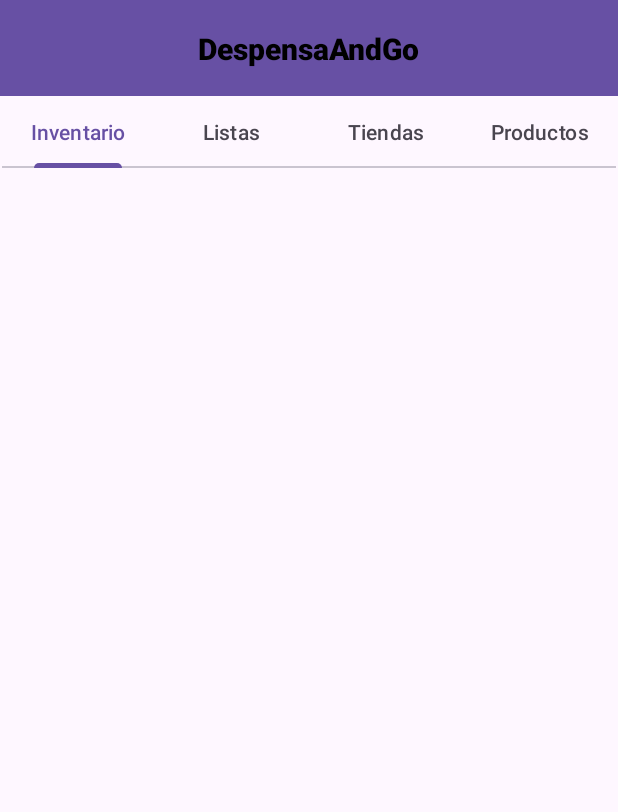
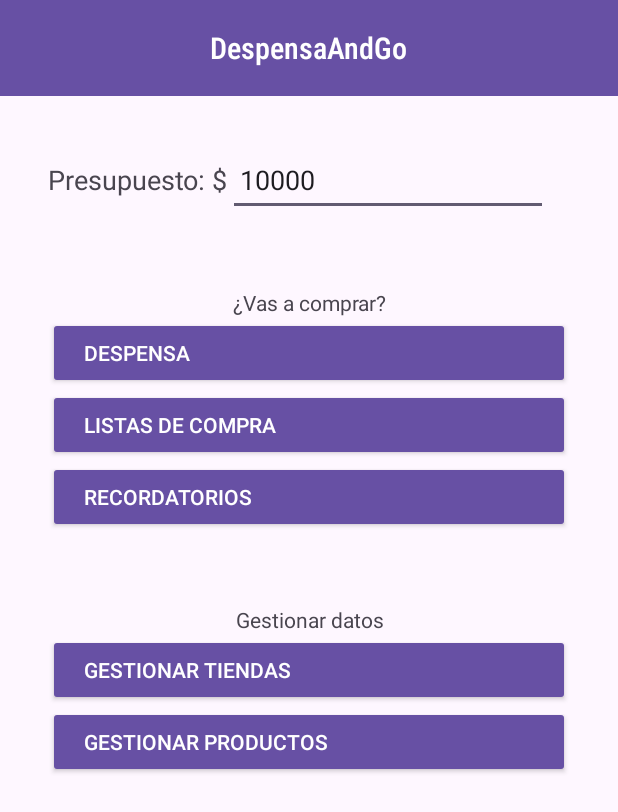
Before and after one commit to franopx/DespensaAndGo, an Android app: the screen it shows after launch (MainActivity), on a phone screen of 412 x 824 dp. Shown: the top 812 px of the screen. Run offline under Robolectric (Android 15) with nearby library versions, the phone set to English and light mode, and no system bars.

Commit message:
change home layout

```diff
--- a/app/src/main/AndroidManifest.xml
+++ b/app/src/main/AndroidManifest.xml
@@ -13,9 +13,11 @@
         android:theme="@style/Theme.DespensaAndGo"
         tools:targetApi="31">
         <activity
+            android:name=".InventoryActivity"
+            android:exported="false" />
+        <activity
             android:name=".MainActivity"
             android:exported="true" />
-
         <activity
             android:name=".StartupActivity"
             android:exported="true">
@@ -24,7 +26,6 @@
 
                 <category android:name="android.intent.category.LAUNCHER" />
             </intent-filter>
-
         </activity>
     </application>
 
--- a/app/src/main/res/layout/activity_main.xml
+++ b/app/src/main/res/layout/activity_main.xml
@@ -1,78 +1,145 @@
 <?xml version="1.0" encoding="utf-8"?>
-<androidx.constraintlayout.widget.ConstraintLayout xmlns:android="http://schemas.android.com/apk/res/android"
+<LinearLayout xmlns:android="http://schemas.android.com/apk/res/android"
     xmlns:app="http://schemas.android.com/apk/res-auto"
     xmlns:tools="http://schemas.android.com/tools"
     android:layout_width="match_parent"
     android:layout_height="match_parent"
+    android:orientation="vertical"
     tools:context=".MainActivity">
+
+    <FrameLayout
+        android:id="@+id/toolbarFrame"
+        android:layout_width="match_parent"
+        android:layout_height="wrap_content">
 
         <androidx.appcompat.widget.Toolbar
             android:id="@+id/toolbar"
-        android:layout_width="0dp"
+            android:layout_width="match_parent"
             android:layout_height="wrap_content"
             android:background="?attr/colorPrimary"
             android:minHeight="?attr/actionBarSize"
-        android:theme="?attr/actionBarTheme"
-        app:layout_constraintEnd_toEndOf="parent"
-        app:layout_constraintHorizontal_bias="1.0"
-        app:layout_constraintStart_toStartOf="parent"
-        app:layout_constraintTop_toTopOf="parent" />
+            android:theme="?attr/actionBarTheme" />
 
         <TextView
             android:id="@+id/textView"
             android:layout_width="wrap_content"
             android:layout_height="wrap_content"
-        android:fontFamily="sans-serif-black"
+            android:layout_gravity="center"
+            android:fontFamily="sans-serif-condensed-medium"
             android:text="@string/app_name"
-        android:textColor="@color/black"
-        android:textSize="20sp"
-        app:layout_constraintBottom_toBottomOf="@+id/toolbar"
-        app:layout_constraintEnd_toEndOf="@+id/toolbar"
-        app:layout_constraintStart_toStartOf="@+id/toolbar"
-        app:layout_constraintTop_toTopOf="@+id/toolbar" />
+            android:textColor="@color/white"
+            android:textSize="20sp" />
 
-    <androidx.viewpager2.widget.ViewPager2
-        android:layout_width="0dp"
-        android:layout_height="0dp"
-        app:layout_constraintBottom_toBottomOf="parent"
-        app:layout_constraintEnd_toEndOf="parent"
-        app:layout_constraintStart_toStartOf="parent"
-        app:layout_constraintTop_toBottomOf="@+id/tabLayout"
-        app:layout_constraintVertical_bias="0.6" />
+    </FrameLayout>
 
-    <com.google.android.material.tabs.TabLayout
-        android:id="@+id/tabLayout"
-        android:layout_width="409dp"
-        android:layout_height="0dp"
-        app:layout_constraintEnd_toEndOf="parent"
-        app:layout_constraintStart_toStartOf="parent"
-        app:layout_constraintTop_toBottomOf="@+id/toolbar">
+    <LinearLayout
+        android:id="@+id/homeFrame"
+        android:layout_width="match_parent"
+        android:layout_height="wrap_content"
+        android:orientation="vertical"
+        android:padding="32dp">
 
-        <com.google.android.material.tabs.TabItem
+        <LinearLayout
+            android:layout_width="match_parent"
+            android:layout_height="48dp"
+            android:layout_weight="3"
+            android:orientation="horizontal">
+
+            <TextView
+                android:id="@+id/textView8"
                 android:layout_width="wrap_content"
                 android:layout_height="wrap_content"
-            android:text="Inventario" />
+                android:layout_gravity="center|center_vertical"
+                android:text="Presupuesto: $"
+                android:textAlignment="gravity"
+                android:textAppearance="@style/TextAppearance.AppCompat.Medium" />
 
-        <com.google.android.material.tabs.TabItem
+            <EditText
+                android:id="@+id/editTextNumber"
                 android:layout_width="wrap_content"
+                android:layout_height="match_parent"
+                android:ems="10"
+                android:hint="Monto"
+                android:inputType="number"
+                android:paddingLeft="8dp"
+                android:text="10000" />
+        </LinearLayout>
+
+        <Space
+            android:layout_width="match_parent"
+            android:layout_height="48dp"
+            android:layout_weight="3" />
+
+        <TextView
+            android:id="@+id/textView9"
+            android:layout_width="match_parent"
             android:layout_height="wrap_content"
-            android:text="Listas" />
+            android:layout_weight="3"
+            android:text="¿Vas a comprar?"
+            android:textAlignment="center" />
 
-        <com.google.android.material.tabs.TabItem
-            android:layout_width="wrap_content"
+        <Button
+            android:id="@+id/button"
+            style="@style/Widget.AppCompat.Button.Colored"
+            android:layout_width="match_parent"
             android:layout_height="wrap_content"
-            android:text="Tiendas"
-            tools:layout_editor_absoluteX="139dp"
-            tools:layout_editor_absoluteY="55dp" />
+            android:layout_weight="2"
+            android:text="Despensa"
+            android:textAlignment="viewStart"
+            android:textColor="@color/white" />
 
-        <com.google.android.material.tabs.TabItem
-            android:id="@+id/tabItem"
-            android:layout_width="wrap_content"
+        <Button
+            android:id="@+id/button2"
+            style="@style/Widget.AppCompat.Button.Colored"
+            android:layout_width="match_parent"
             android:layout_height="wrap_content"
-            android:text="Productos"
-            tools:layout_editor_absoluteX="139dp"
-            tools:layout_editor_absoluteY="55dp" />
+            android:layout_weight="2"
+            android:text="Listas de compra"
+            android:textAlignment="viewStart"
+            android:textColor="@color/white" />
 
-    </com.google.android.material.tabs.TabLayout>
+        <Button
+            android:id="@+id/button5"
+            style="@style/Widget.AppCompat.Button.Colored"
+            android:layout_width="match_parent"
+            android:layout_height="wrap_content"
+            android:layout_weight="3"
+            android:text="Recordatorios"
+            android:textAlignment="viewStart"
+            android:textColor="@color/white" />
 
-</androidx.constraintlayout.widget.ConstraintLayout>
+        <Space
+            android:layout_width="match_parent"
+            android:layout_height="48dp"
+            android:layout_weight="3" />
+
+        <TextView
+            android:id="@+id/textView10"
+            android:layout_width="match_parent"
+            android:layout_height="wrap_content"
+            android:layout_weight="3"
+            android:text="Gestionar datos"
+            android:textAlignment="center" />
+
+        <Button
+            android:id="@+id/button3"
+            style="@style/Widget.AppCompat.Button.Colored"
+            android:layout_width="match_parent"
+            android:layout_height="wrap_content"
+            android:layout_weight="1"
+            android:text="Gestionar tiendas"
+            android:textAlignment="viewStart"
+            android:textColor="@color/white" />
+
+        <Button
+            android:id="@+id/button4"
+            style="@style/Widget.AppCompat.Button.Colored"
+            android:layout_width="match_parent"
+            android:layout_height="wrap_content"
+            android:layout_weight="1"
+            android:text="Gestionar productos"
+            android:textAlignment="viewStart"
+            android:textColor="@color/white" />
+    </LinearLayout>
+
+</LinearLayout>
--- a/app/src/main/res/layout/activity_startup.xml
+++ b/app/src/main/res/layout/activity_startup.xml
@@ -22,6 +22,7 @@
             android:id="@+id/imageView"
             android:layout_width="wrap_content"
             android:layout_height="wrap_content"
+            android:padding="10dp"
             app:srcCompat="@drawable/ic_launcher_background" />
 
         <TextView
```
Lines whose indentation alone changed are shown as unchanged.
